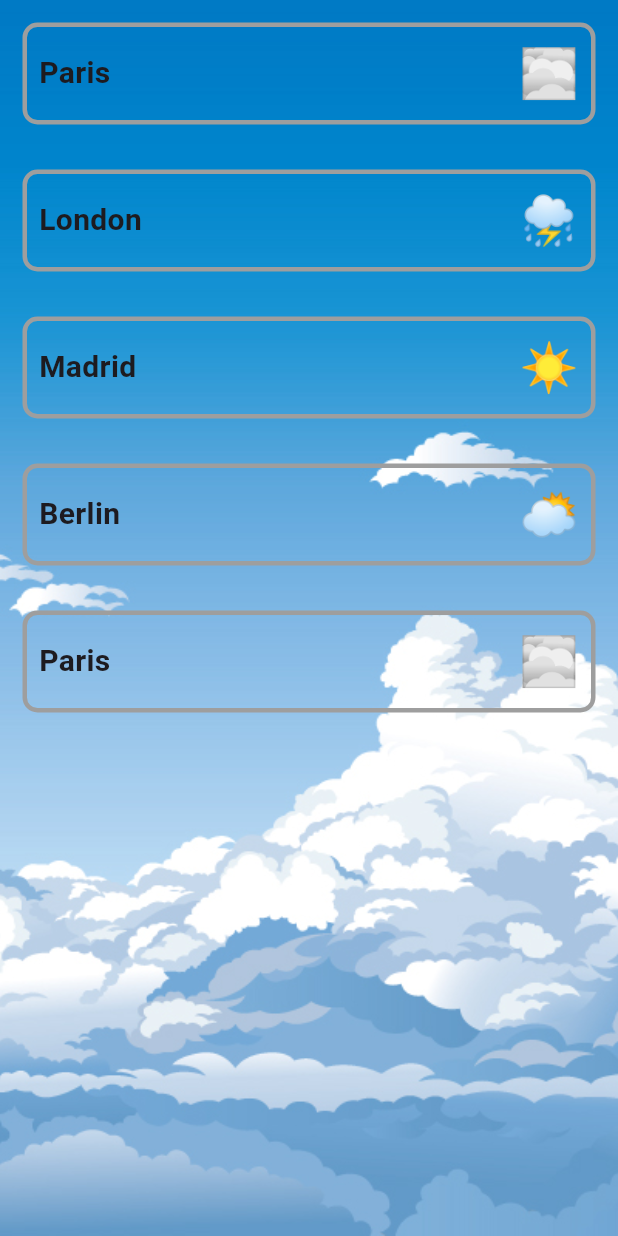
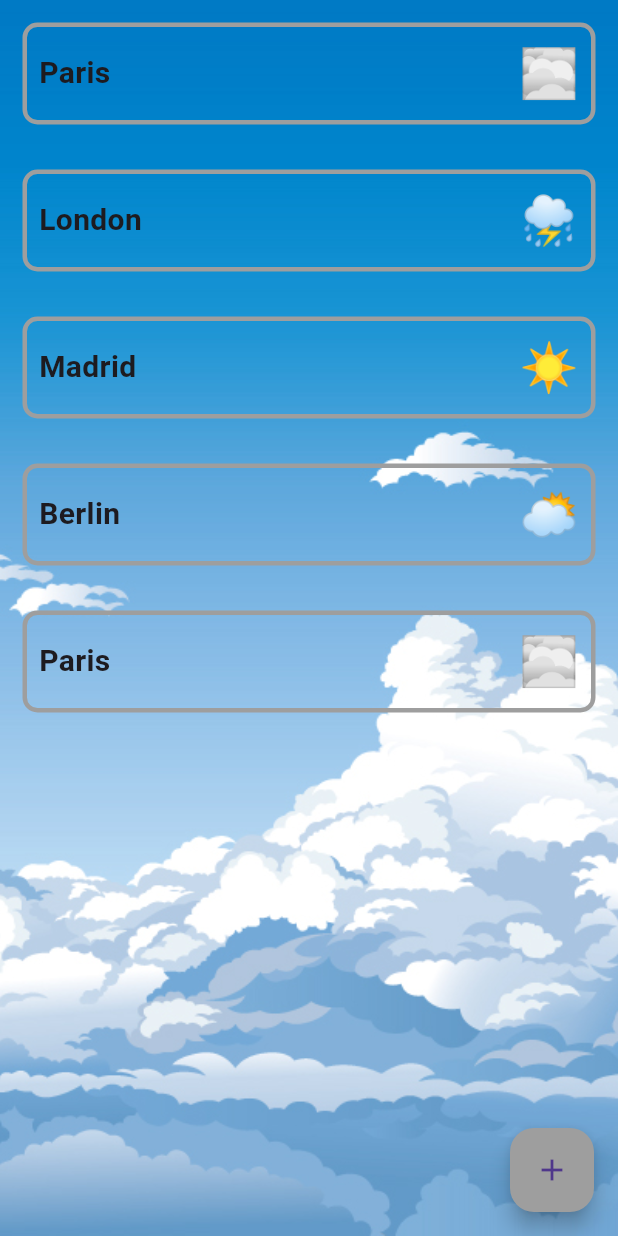
Before and after one commit to On-Arap/neosilver_meteo, a Flutter app: the screen it shows after launch, on a phone screen of 412 x 824 dp. Run offline on Flutter 3.47's test engine with Material 3 defaults, Android fonts, the phone set to English and light mode, and no system bars.

```diff
--- a/lib/UI/pages/home_page.dart
+++ b/lib/UI/pages/home_page.dart
@@ -1,12 +1,19 @@
 import 'package:flutter/material.dart';
 import 'package:neosilver_meteo/UI/components/components.dart';
+import './pages.dart';
 
 class HomePage extends StatelessWidget {
   const HomePage({super.key});
 
+  void addCity() {
+    return;
+  }
+
   @override
   Widget build(BuildContext context) {
-    return const Column(
+    return Scaffold(
+      backgroundColor: Colors.transparent,
+      body: const Column(
         children: [
           CityTile(city: 'Paris', weather: '🌫️'),
           CityTile(city: 'London', weather: '⛈️'),
@@ -14,6 +21,18 @@ class HomePage extends StatelessWidget {
           CityTile(city: 'Berlin', weather: '🌥️'),
           CityTile(city: 'Paris', weather: '🌫️'),
         ],
+      ),
+      floatingActionButton: FloatingActionButton(
+        onPressed: () {
+          Navigator.of(context).push(
+            MaterialPageRoute(
+              builder: (context) => const AddCityPage(),
+            ),
+          );
+        },
+        backgroundColor: Colors.grey,
+        child: const Icon(Icons.add),
+      ),
     );
   }
 }
--- a/lib/UI/pages/pages.dart
+++ b/lib/UI/pages/pages.dart
@@ -1 +1,2 @@
 export 'home_page.dart';
+export 'add_city_page.dart';
--- a/lib/main.dart
+++ b/lib/main.dart
@@ -1,4 +1,5 @@
 import 'package:flutter/material.dart';
+import 'package:flutter/widgets.dart';
 import './UI/pages/pages.dart';
 
 void main() {
@@ -11,11 +12,12 @@ class MyApp extends StatelessWidget {
   @override
   Widget build(BuildContext context) {
     return MaterialApp(
-      title: 'Flutter Demo',
+      title: 'Neosilver Meteo App',
       theme: ThemeData(
         colorScheme: ColorScheme.fromSeed(seedColor: Colors.deepPurple),
         useMaterial3: true,
       ),
+      debugShowCheckedModeBanner: false,
       home: Scaffold(
         body: Stack(
           children: [
@@ -27,8 +29,14 @@ class MyApp extends StatelessWidget {
                 ),
               ),
             ),
-            const SafeArea(
-              child: HomePage(),
+            SafeArea(
+              child: MaterialApp(
+                debugShowCheckedModeBanner: false,
+                routes: {
+                  '/': (context) => const HomePage(),
+                  '/addcity': (context) => const AddCityPage(),
+                },
+              ),
             ),
           ],
         ),
```
Also changed, not shown: lib/UI/pages/add_city_page.dart (added, +18 -0 lines). Lines whose indentation alone changed are shown as unchanged.
